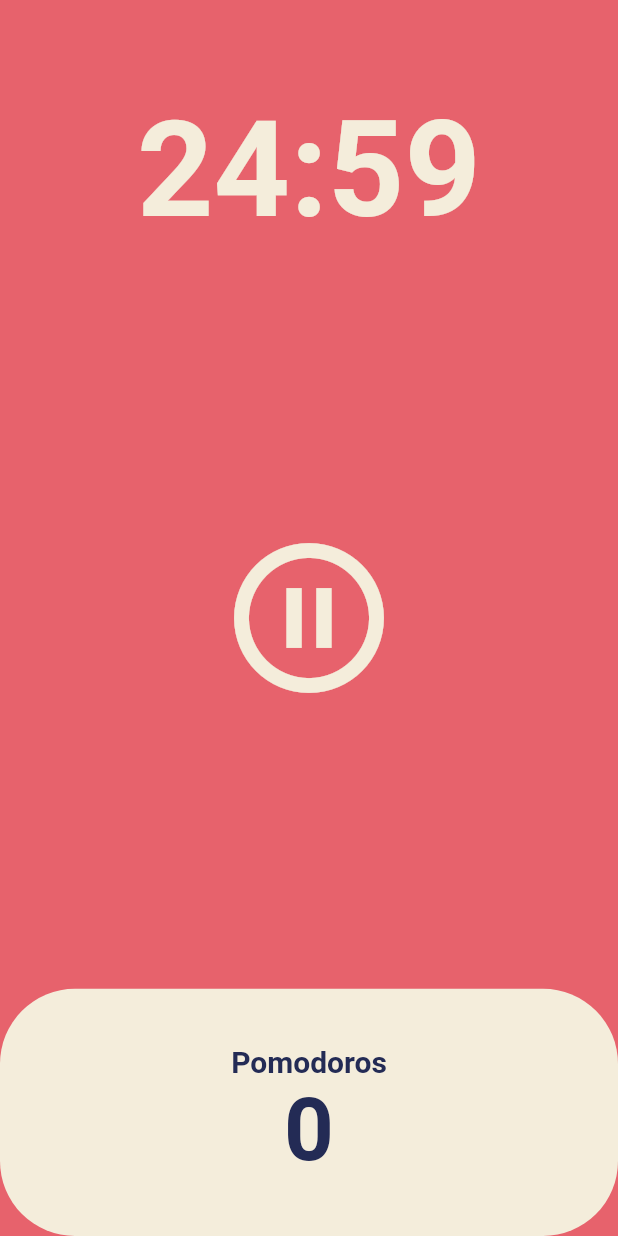
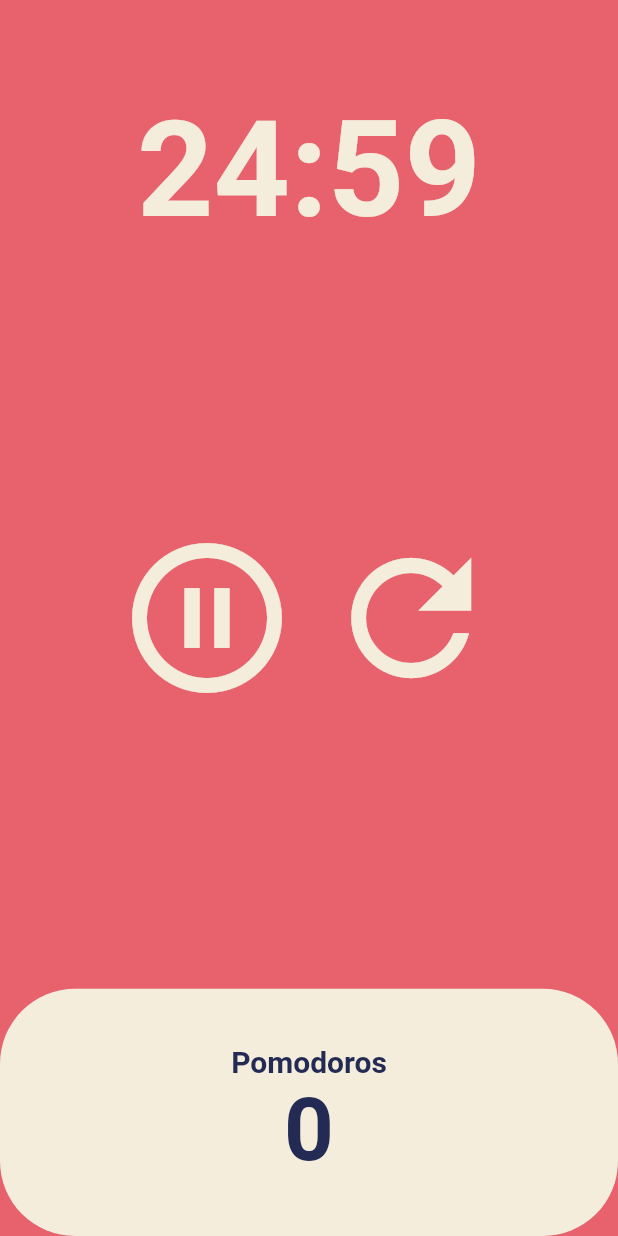
Before and after one commit to Sunjii/pomodoro, a Flutter app: the screen it shows after launch, after a tap on the "play circle" icon, on a phone screen of 412 x 824 dp. Run offline on Flutter 3.47's test engine with Material 2 defaults, Android fonts, the phone set to English and light mode, and no system bars.

Commit message:
add reset button

```diff
--- a/lib/screen/home_screen.dart
+++ b/lib/screen/home_screen.dart
@@ -49,6 +49,14 @@ class _HomeScreenState extends State<HomeScreen> {
     });
   }
 
+  void onResetPressed() {
+    setState(() {
+      isRunning = false;
+      totalSeconds = twMin;
+    });
+    timer.cancel();
+  }
+
   String format(int sec) {
     var duration = Duration(seconds: sec);
     var result = duration.toString().split(".").first.substring(2, 7);
@@ -78,6 +86,10 @@ class _HomeScreenState extends State<HomeScreen> {
           Flexible(
             flex: 3,
             child: Center(
+              child: Row(
+                mainAxisAlignment: MainAxisAlignment.center,
+                children: [
+                  Center(
                     child: IconButton(
                       iconSize: 120,
                       color: Theme.of(context).cardColor,
@@ -85,6 +97,17 @@ class _HomeScreenState extends State<HomeScreen> {
                           ? Icons.pause_circle_outline
                           : Icons.play_circle_outlined),
                       onPressed: isRunning ? onPausePressed : onStartPressed,
+                    ),
+                  ),
+                  isRunning
+                      ? IconButton(
+                          iconSize: 120,
+                          color: Theme.of(context).cardColor,
+                          onPressed: onResetPressed,
+                          icon: const Icon(Icons.refresh_outlined),
+                        )
+                      : const SizedBox(),
+                ],
               ),
             ),
           ),
```
Lines whose indentation alone changed are shown as unchanged.
